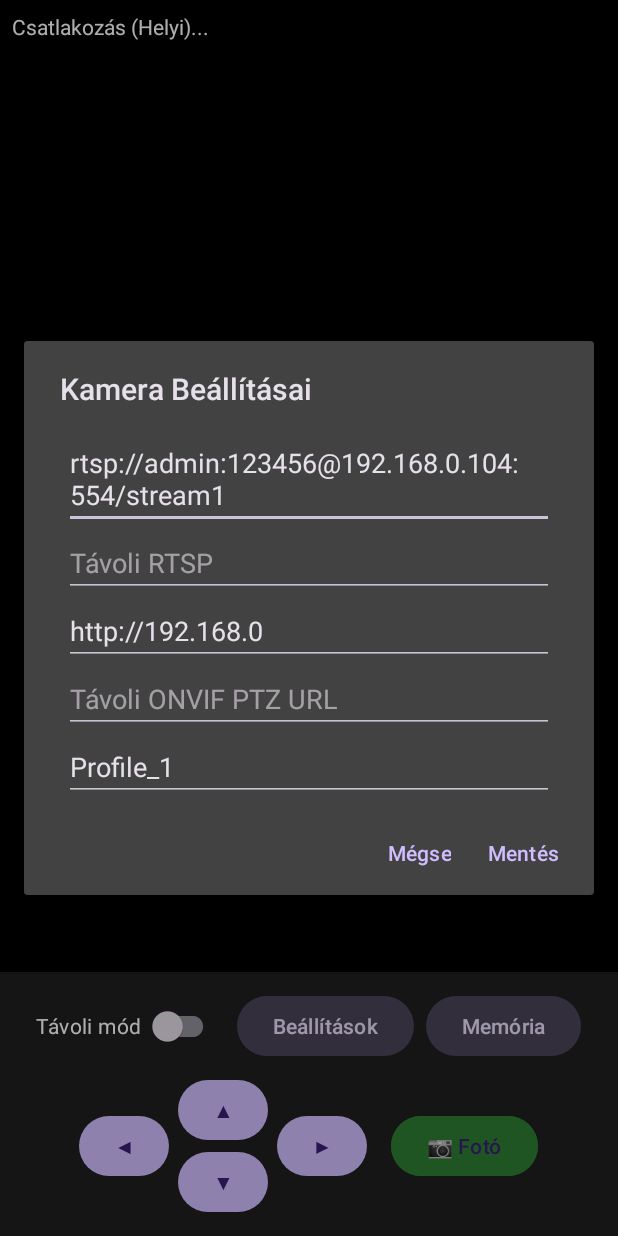
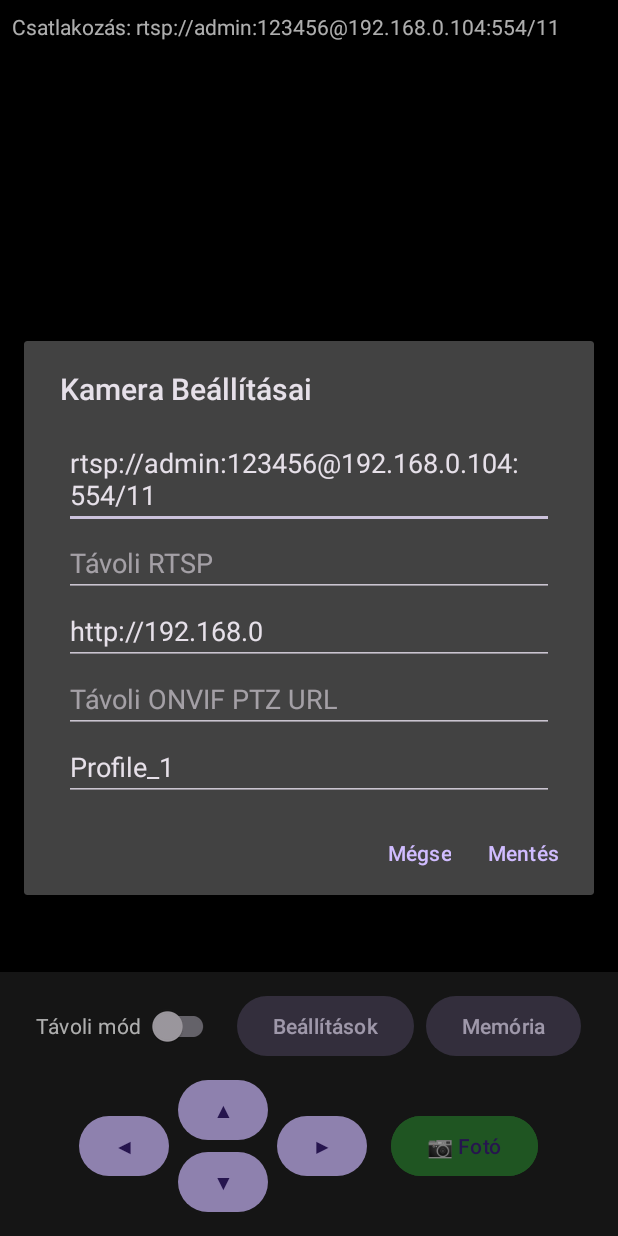
Before and after one commit to aspargilius68-lang/Ip-kamera, an Android app: the screen it shows after launch (MainActivity), after a tap on "Beállítások", on a phone screen of 412 x 824 dp. Run offline under Robolectric (Android 15) with nearby library versions, the phone set to English and light mode, and no system bars; 2 other taps on this screen came first.

Commit message:
safe mode

```diff
--- a/app/src/main/java/com/sajat/ipkamera/MainActivity.kt
+++ b/app/src/main/java/com/sajat/ipkamera/MainActivity.kt
@@ -32,14 +32,18 @@ class MainActivity : AppCompatActivity() {
 
     override fun onCreate(savedInstanceState: Bundle?) {
         super.onCreate(savedInstanceState)
+
+        // Globális összeomlás-védelem: háttérszálas hiba esetén sem zár be az app!
+        Thread.setDefaultUncaughtExceptionHandler { _, throwable ->
+            runOnUiThread {
+                binding.tvStatus.text = "Belső hiba: ${throwable.localizedMessage ?: throwable.javaClass.simpleName}"
+            }
+        }
+
         binding = ActivityMainBinding.inflate(layoutInflater)
         setContentView(binding.root)
         setupControls()
-    }
-
-    override fun onStart() {
-        super.onStart()
-        startStream()
+        binding.tvStatus.text = "Kész. Nyomj a Fotó vagy Beállítások gombra, vagy koppints ide a csatlakozáshoz!"
     }
 
     override fun onStop() {
@@ -48,6 +52,9 @@ class MainActivity : AppCompatActivity() {
     }
 
     private fun setupControls() {
+        binding.tvStatus.setOnClickListener { startStream() }
+        binding.playerView.setOnClickListener { startStream() }
+
         binding.switchRemote.isChecked = prefs.getBoolean("is_remote", false)
         binding.switchRemote.setOnCheckedChangeListener { _, isChecked ->
             prefs.edit().putBoolean("is_remote", isChecked).apply()
@@ -91,7 +98,7 @@ class MainActivity : AppCompatActivity() {
         val url = if (isRemote) {
             prefs.getString("remote_rtsp", "") ?: ""
         } else {
-            prefs.getString("local_rtsp", "rtsp://admin:123456@192.168.0.104:554/stream1") ?: ""
+            prefs.getString("local_rtsp", "rtsp://admin:123456@192.168.0.104:554/11") ?: ""
         }
 
         if (url.isBlank()) {
@@ -99,7 +106,7 @@ class MainActivity : AppCompatActivity() {
             return
         }
 
-        binding.tvStatus.text = if (isRemote) "Csatlakozás (Távoli)..." else "Csatlakozás (Helyi)..."
+        binding.tvStatus.text = "Csatlakozás: $url"
 
         try {
             player = ExoPlayer.Builder(this).build().apply {
@@ -115,7 +122,7 @@ class MainActivity : AppCompatActivity() {
                         }
                     }
                     override fun onPlayerError(error: PlaybackException) {
-                        binding.tvStatus.text = "Kamera hiba: ${error.errorCodeName}"
+                        binding.tvStatus.text = "Lejátszó hiba: ${error.errorCodeName}"
                     }
                 })
                 prepare()
@@ -159,7 +166,7 @@ class MainActivity : AppCompatActivity() {
 
         val etLocalRtsp = EditText(this).apply {
             hint = "Helyi RTSP"
-            setText(prefs.getString("local_rtsp", "rtsp://admin:123456@192.168.0.104:554/stream1"))
+            setText(prefs.getString("local_rtsp", "rtsp://admin:123456@192.168.0.104:554/11"))
         }
         val etRemoteRtsp = EditText(this).apply {
             hint = "Távoli RTSP"
```
